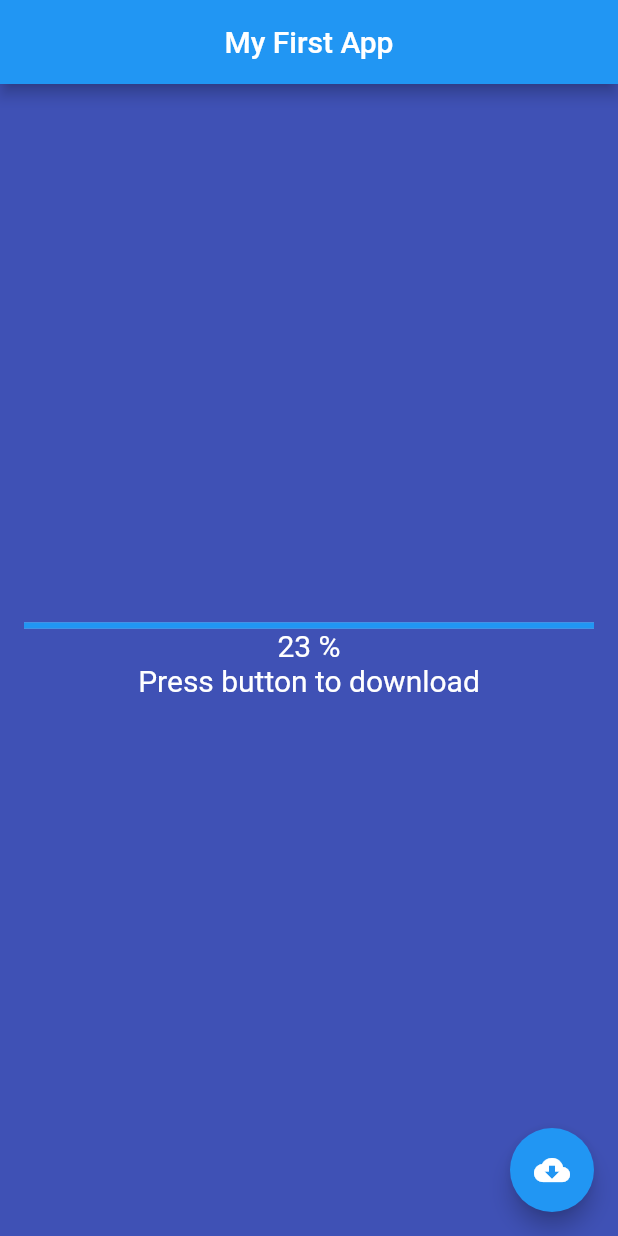
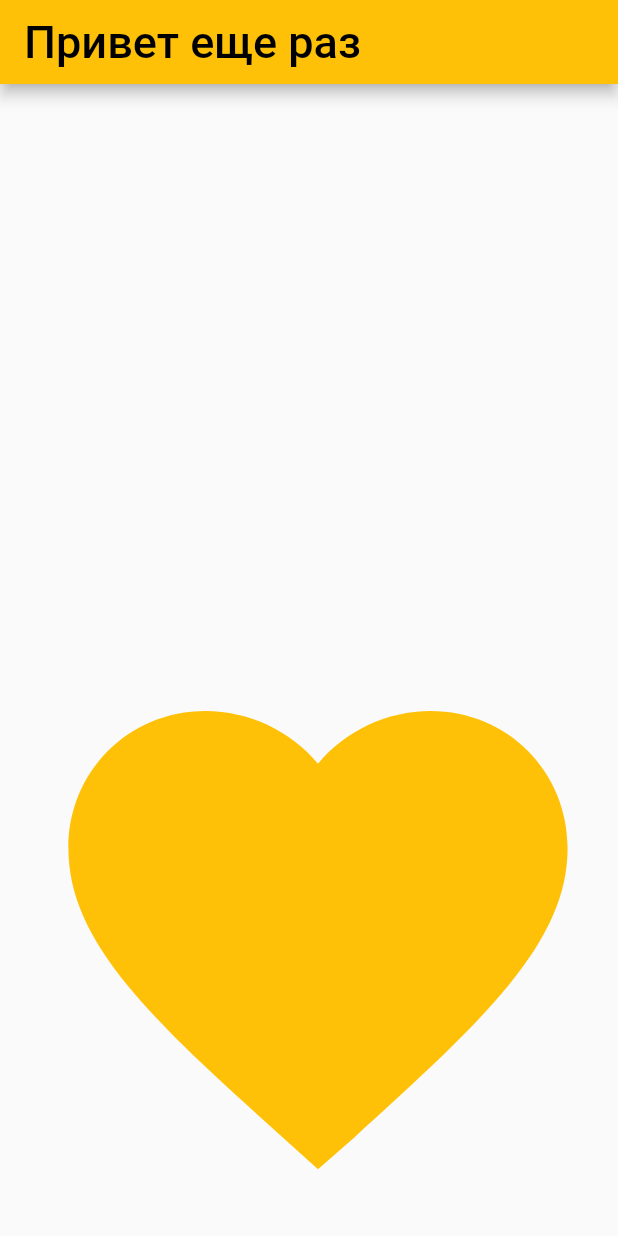
Before and after one commit to iliiagerman/flutter2, a Flutter app: the screen it shows after launch, on a phone screen of 412 x 824 dp. Run offline on Flutter 3.47's test engine with Material 2 defaults, Android fonts, the phone set to English and light mode, and no system bars.

Commit message:
no message

```diff
--- a/lib/main.dart
+++ b/lib/main.dart
@@ -9,33 +9,20 @@ class MyFirstApp extends StatelessWidget {
   Widget build(BuildContext context) {
     return MaterialApp(
       home: Scaffold(
-        backgroundColor: Colors.indigo,
         appBar: AppBar(
-          title: Text('My First App'),
-          centerTitle: true,
+          title: Text(
+            'Привет еще раз',
+            style: TextStyle(fontSize: 30, color: Colors.black),
+          ),
+          backgroundColor: Colors.amber,
         ),
-        body: Center(
-          child: Container(
-            padding: EdgeInsets.all(16),
-            child: Column(
-              mainAxisAlignment: MainAxisAlignment.center,
-              children: const <Widget>[
-                LinearProgressIndicator(value: 23),
-                Text(
-                  '23 %',
-                  style: TextStyle(color: Colors.white, fontSize: 20),
-                ),
-                Text(
-                  'Press button to download',
-                  style: TextStyle(color: Colors.white, fontSize: 20)
-                ),
-              ],
+        body: Align(
+            child: Icon(
+              Icons.favorite,
+              size: 400,
+              color: Colors.amber,
             ),
-          ),
-        ),
-        floatingActionButton: const FloatingActionButton(
-          onPressed: null,
-          child: Icon(Icons.cloud_download),
+            alignment: Alignment.bottomRight
         ),
       ),
     );
```
